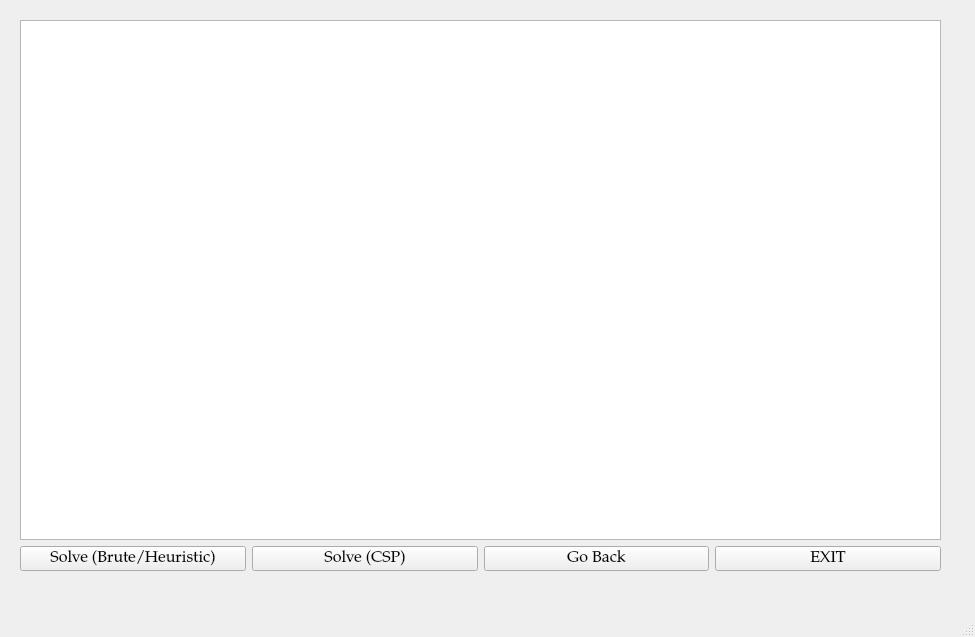
Before: the Qt Designer form frontend/assets/ui/loadedsudokuwindow.ui in cyjimmy/sudoku-solver, drawn with Qt 5.
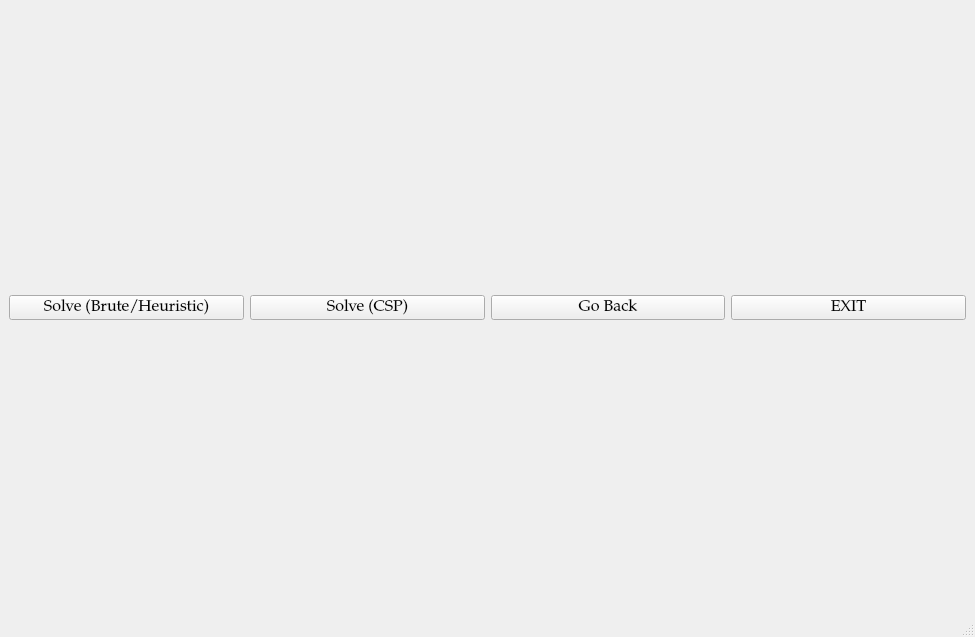
After: the same form once the commit is applied. Icons and pictures are not drawn.

Commit message: Sudoku grid displayed and workflow semi-complete

Patch:
```diff
--- a/frontend/assets/ui/loadedsudokuwindow.ui
+++ b/frontend/assets/ui/loadedsudokuwindow.ui
@@ -34,19 +34,9 @@
    <locale language="English" country="Canada"/>
   </property>
   <widget class="QWidget" name="centralwidget">
-   <widget class="QWidget" name="">
-    <property name="geometry">
-     <rect>
-      <x>20</x>
-      <y>20</y>
-      <width>921</width>
-      <height>551</height>
-     </rect>
-    </property>
+   <layout class="QGridLayout" name="gridLayout">
+    <item row="0" column="0">
     <layout class="QVBoxLayout" name="verticalLayout">
-     <item>
-      <widget class="QGraphicsView" name="graphicsView"/>
-     </item>
      <item>
       <layout class="QHBoxLayout" name="horizontalLayout">
        <item>
@@ -129,7 +119,8 @@
       </layout>
      </item>
     </layout>
-   </widget>
+    </item>
+   </layout>
   </widget>
   <widget class="QMenuBar" name="menubar">
    <property name="geometry">
```
Lines whose indentation alone changed are shown as unchanged. The commit also changes 5 other files.
